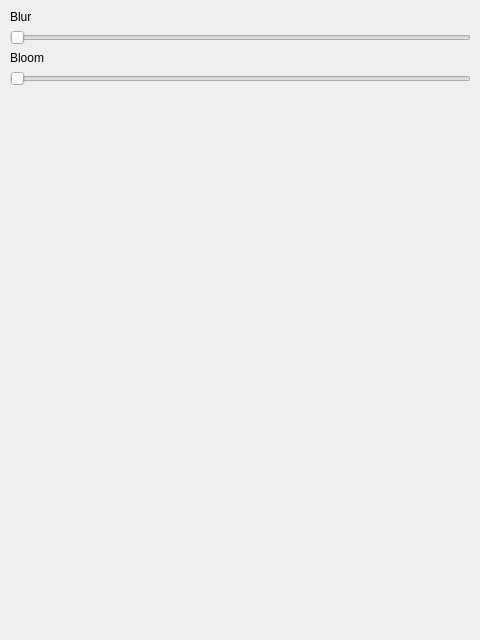
Above: imageeffectsdockwidget.ui from michalmielczynski/PanelTest before the change. Below: the same form after it.
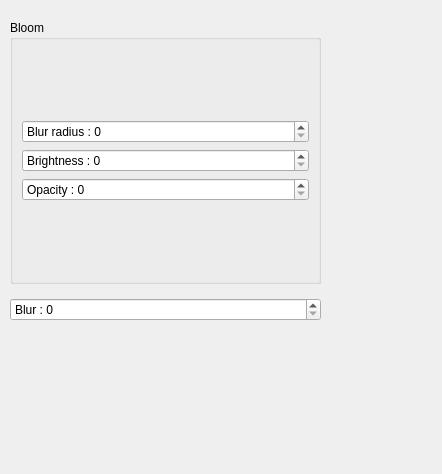
That is the form after the change.

What changed in the file:
```diff
--- a/imageeffectsdockwidget.ui
+++ b/imageeffectsdockwidget.ui
@@ -6,8 +6,8 @@
    <rect>
     <x>0</x>
     <y>0</y>
-    <width>480</width>
-    <height>640</height>
+    <width>442</width>
+    <height>474</height>
    </rect>
   </property>
   <property name="windowTitle">
@@ -18,53 +18,68 @@
     <property name="geometry">
      <rect>
       <x>10</x>
-      <y>10</y>
-      <width>461</width>
-      <height>601</height>
+      <y>20</y>
+      <width>311</width>
+      <height>301</height>
      </rect>
     </property>
-    <layout class="QVBoxLayout" name="verticalLayout">
+    <layout class="QVBoxLayout" name="verticalLayout_3" stretch="0,0">
+     <property name="spacing">
+      <number>14</number>
+     </property>
+     <property name="sizeConstraint">
+      <enum>QLayout::SetMaximumSize</enum>
+     </property>
      <item>
-      <widget class="QLabel" name="label">
-       <property name="text">
-        <string>Blur</string>
-       </property>
-      </widget>
-     </item>
-     <item>
-      <widget class="QSlider" name="horizontalSlider">
-       <property name="orientation">
-        <enum>Qt::Horizontal</enum>
-       </property>
-      </widget>
-     </item>
-     <item>
-      <widget class="QLabel" name="label_2">
-       <property name="text">
+      <widget class="QGroupBox" name="groupBox">
+       <property name="title">
         <string>Bloom</string>
        </property>
+       <layout class="QVBoxLayout" name="verticalLayout_2">
+        <item>
+         <layout class="QVBoxLayout" name="verticalLayout">
+          <item>
+           <widget class="QSpinBox" name="blurRadius">
+            <property name="prefix">
+             <string>Blur radius : </string>
+            </property>
+            <property name="maximum">
+             <number>20</number>
+            </property>
+           </widget>
+          </item>
+          <item>
+           <widget class="QSpinBox" name="blurBrightness">
+            <property name="prefix">
+             <string>Brightness : </string>
+            </property>
+            <property name="maximum">
+             <number>50</number>
+            </property>
+           </widget>
+          </item>
+          <item>
+           <widget class="QSpinBox" name="blurOpacity">
+            <property name="prefix">
+             <string>Opacity : </string>
+            </property>
+            <property name="maximum">
+             <number>255</number>
+            </property>
+           </widget>
+          </item>
+         </layout>
+        </item>
+       </layout>
       </widget>
      </item>
      <item>
-      <widget class="QSlider" name="horizontalSlider_2">
-       <property name="orientation">
-        <enum>Qt::Horizontal</enum>
+      <widget class="QSpinBox" name="Blur">
+       <property name="prefix">
+        <string>Blur : </string>
        </property>
       </widget>
      </item>
-     <item>
-      <spacer name="verticalSpacer">
-       <property name="orientation">
-        <enum>Qt::Vertical</enum>
-       </property>
-       <property name="sizeHint" stdset="0">
-        <size>
-         <width>20</width>
-         <height>40</height>
-        </size>
-       </property>
-      </spacer>
-     </item>
     </layout>
    </widget>
   </widget>
```
